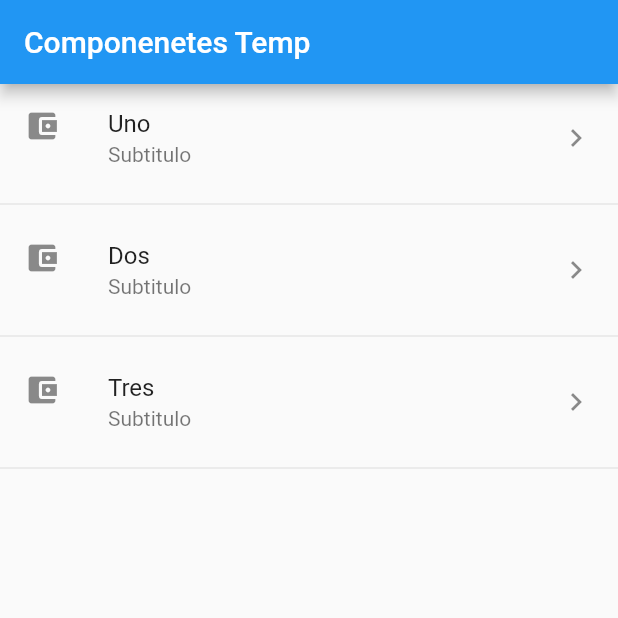
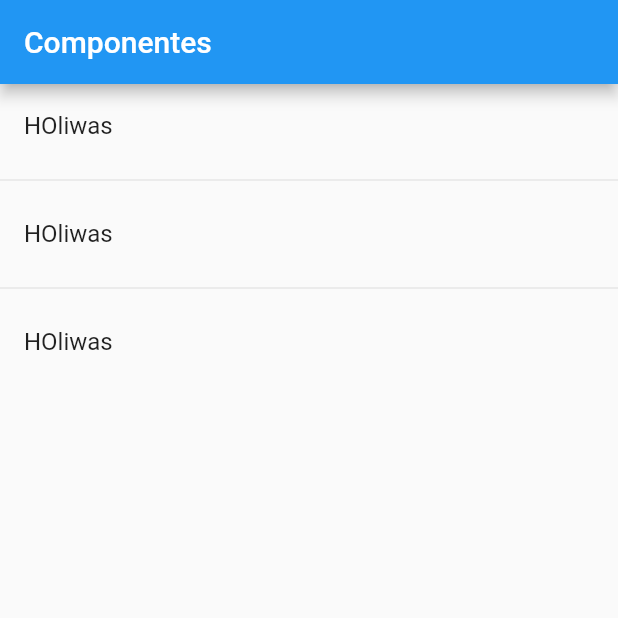
Before and after one commit to andirsun/flutter-components, a Flutter app: the screen it shows after launch, on a phone screen of 412 x 824 dp, the top half of it. Run offline on Flutter 3.47's test engine with Material 2 defaults, Android fonts, the phone set to English and light mode, and no system bars.

Commit message:
creating dynamic lists

```diff
--- a/lib/main.dart
+++ b/lib/main.dart
@@ -1,3 +1,4 @@
+import 'package:componentes/src/pages/home_page.dart';
 import 'package:flutter/material.dart';
 
 
@@ -12,7 +13,7 @@ class MyApp extends StatelessWidget {
     return MaterialApp(
       title: 'Componentes App',
       debugShowCheckedModeBanner: false,
-      home:  HomePageTemp() //cambgie el home de la app importando otra pagina
+      home:  HomePage() //cambgie el home de la app importando otra pagina
     );
   }
 }
--- /dev/null
+++ b/lib/src/pages/home_page.dart
@@ -0,0 +1,32 @@
+import 'package:componentes/src/providers/menu_provider.dart';
+import 'package:flutter/material.dart';
+
+class HomePage extends StatelessWidget {
+  @override
+  Widget build(BuildContext context) {
+    return Scaffold(
+      appBar: AppBar(
+        title: Text('Componentes'),
+      ),
+      body:_lista(),
+    );
+  }
+
+  Widget _lista() {
+
+    print(menuProvider.opciones);//need to import menu_provider
+    return ListView(
+      children: _listaItems(),
+    );
+  }
+
+  List<Widget> _listaItems() {
+    return[
+      ListTile(title: Text("HOliwas")),
+      Divider(),
+      ListTile(title: Text("HOliwas")),
+      Divider(),
+      ListTile(title: Text("HOliwas"))
+    ] ;
+  }
+}
```
